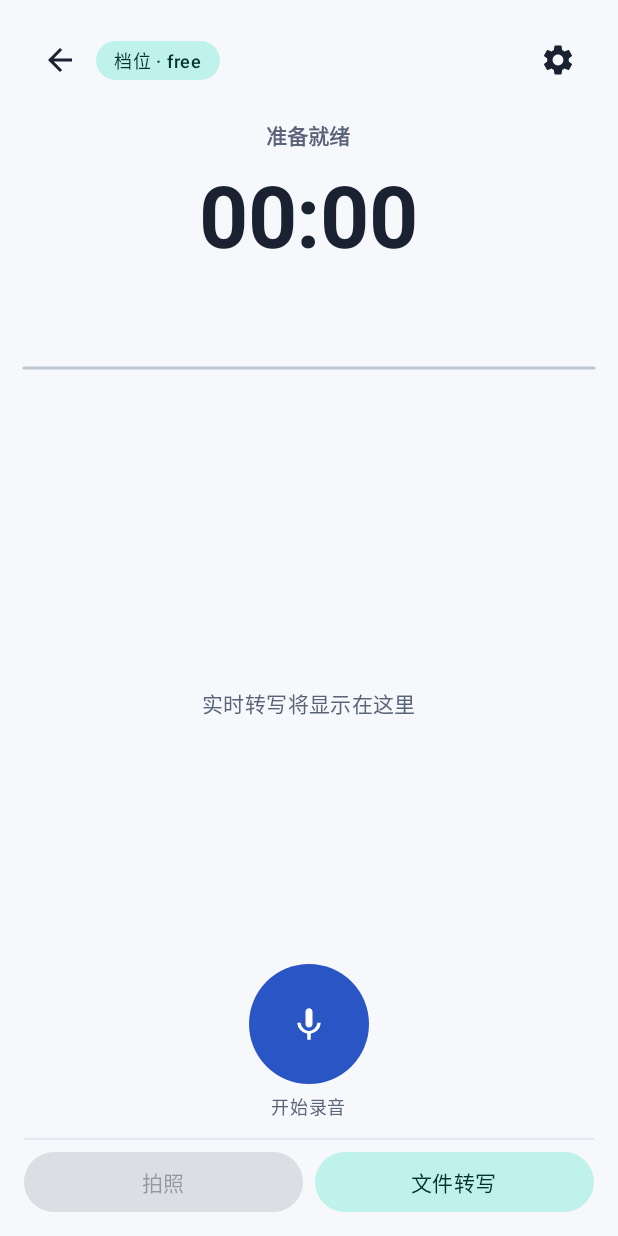
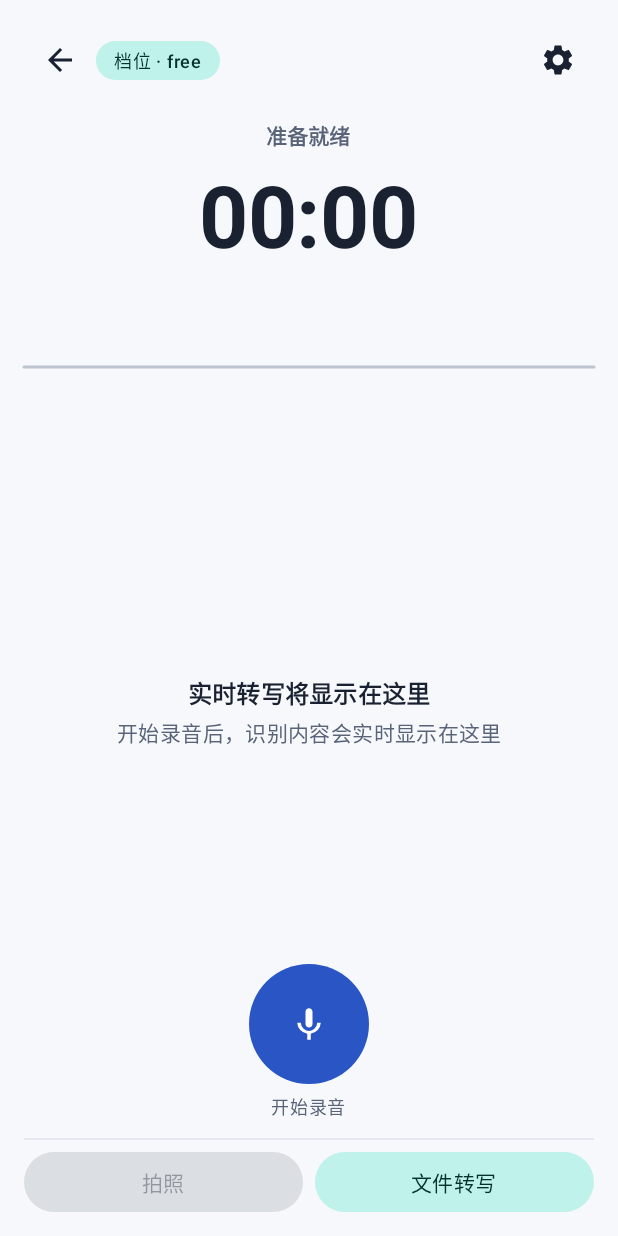
Before and after one commit to hubiantong/ai-recorder-android, an Android app built with Jetpack Compose: the HomeScreen screen opened through its navigation route, after a tap on "开始录音", on a phone screen of 412 x 824 dp. Run offline under Robolectric (Android 15) with nearby library versions, the phone set to English and light mode, and no system bars; our stand-ins replace Room's generated code; pictures from the network do not load.

Commit message:
feat: 添加录音结束防误触确认对话框并重构尺寸间距系统

```diff
--- a/app/src/main/java/com/example/ai_recorder_android/ui/screens/RecordingScreen.kt
+++ b/app/src/main/java/com/example/ai_recorder_android/ui/screens/RecordingScreen.kt
@@ -24,20 +24,28 @@ import androidx.compose.foundation.layout.size
 import androidx.compose.foundation.layout.width
 import androidx.compose.foundation.lazy.LazyColumn
 import androidx.compose.foundation.lazy.items
+import androidx.compose.material3.AlertDialog
+import androidx.compose.material3.ButtonDefaults
 import androidx.compose.material3.FilledTonalButton
 import androidx.compose.material3.Icon
 import androidx.compose.material3.IconButton
 import androidx.compose.material3.MaterialTheme
 import androidx.compose.material3.Surface
 import androidx.compose.material3.Text
+import androidx.compose.material3.TextButton
 import androidx.compose.runtime.Composable
 import androidx.compose.runtime.LaunchedEffect
 import androidx.compose.runtime.collectAsState
 import androidx.compose.runtime.getValue
+import androidx.compose.runtime.mutableStateOf
+import androidx.compose.runtime.saveable.rememberSaveable
+import androidx.compose.runtime.setValue
 import androidx.compose.ui.Alignment
 import androidx.compose.ui.Modifier
+import androidx.compose.ui.platform.LocalConfiguration
 import androidx.compose.ui.platform.LocalContext
 import androidx.compose.ui.res.painterResource
+import androidx.compose.ui.unit.coerceIn
 import androidx.compose.ui.unit.dp
 import androidx.lifecycle.ViewModel
 import androidx.lifecycle.ViewModelProvider
@@ -54,10 +62,12 @@ import com.example.ai_recorder_android.service.RecordingPhase
 import com.example.ai_recorder_android.service.RecordingService
 import com.example.ai_recorder_android.service.RecordingSessionState
 import com.example.ai_recorder_android.ui.components.BrandChip
+import com.example.ai_recorder_android.ui.components.EmptyStateView
 import com.example.ai_recorder_android.ui.components.LabeledCircleButton
 import com.example.ai_recorder_android.ui.components.PulsingDot
 import com.example.ai_recorder_android.ui.components.WaveformView
 import com.example.ai_recorder_android.ui.theme.LocalBrandSemanticColors
+import com.example.ai_recorder_android.ui.theme.Sizes
 import com.example.ai_recorder_android.ui.theme.Spacing
 import com.example.ai_recorder_android.ui.theme.tabularNums
 import java.io.File
@@ -361,6 +371,13 @@ fun RecordingScreen(
     val photoManager = rememberPhotoAttachmentManager()
     val photoController = rememberPhotoCaptureController(photoManager)
 
+    // 结束录音防误触：红色圆钮先弹确认，确认后才真正发送停止命令
+    var showStopConfirm by rememberSaveable { mutableStateOf(false) }
+    // 会话已结束（如服务侧自行完成/出错）时收起弹窗，避免残留失效确认框
+    LaunchedEffect(session.isActive) {
+        if (!session.isActive) showStopConfirm = false
+    }
+
     Column(
         modifier = modifier
             .fillMaxSize()
@@ -403,11 +420,12 @@ fun RecordingScreen(
             waveform = waveform,
         )
 
-        Spacer(modifier = Modifier.height(16.dp))
+        Spacer(modifier = Modifier.height(Spacing.lg))
 
         // 实时转写气泡区（占剩余空间）
         PartialTranscriptList(
             partials = partials,
+            phase = session.phase,
             modifier = Modifier.weight(1f),
         )
 
@@ -417,7 +435,8 @@ fun RecordingScreen(
         RecordingControls(
             session = session,
             onStartClick = { permissionLauncher.launch(Manifest.permission.RECORD_AUDIO) },
-            onStopClick = viewModel::onStopClick,
+            // 结束按钮先弹确认，确认后才发送停止命令
+            onStopClick = { showStopConfirm = true },
             onPauseClick = viewModel::onPauseClick,
             onResumeClick = viewModel::onResumeClick,
         )
@@ -428,7 +447,7 @@ fun RecordingScreen(
         Box(
             modifier = Modifier
                 .fillMaxWidth()
-                .height(1.dp)
+                .height(Spacing.hairline)
                 .background(MaterialTheme.colorScheme.outlineVariant.copy(alpha = 0.4f)),
         )
 
@@ -446,7 +465,7 @@ fun RecordingScreen(
                 contentPadding = PaddingValues(horizontal = Spacing.md, vertical = Spacing.xs),
                 modifier = Modifier
                     .weight(1f)
-                    .height(40.dp),
+                    .height(Sizes.secondaryButtonHeight),
             ) {
                 Text("拍照", style = MaterialTheme.typography.bodyMedium)
             }
@@ -455,12 +474,39 @@ fun RecordingScreen(
                 contentPadding = PaddingValues(horizontal = Spacing.md, vertical = Spacing.xs),
                 modifier = Modifier
                     .weight(1f)
-                    .height(40.dp),
+                    .height(Sizes.secondaryButtonHeight),
             ) {
                 Text("文件转写", style = MaterialTheme.typography.bodyMedium)
             }
         }
         PhotoCaptureResult(controller = photoController, manager = photoManager)
+    }
+
+    // 结束录音确认：明确告知后果（停止保存 + 后台生成笔记），取消键让用户无缝继续
+    if (showStopConfirm) {
+        AlertDialog(
+            onDismissRequest = { showStopConfirm = false },
+            title = { Text("结束录音？") },
+            text = { Text("录音将停止并保存，AI 笔记会在后台自动生成。") },
+            confirmButton = {
+                TextButton(
+                    onClick = {
+                        showStopConfirm = false
+                        viewModel.onStopClick()
+                    },
+                    colors = ButtonDefaults.textButtonColors(
+                        contentColor = MaterialTheme.colorScheme.error,
+                    ),
+                ) {
+                    Text("结束录音")
+                }
+            },
+            dismissButton = {
+                TextButton(onClick = { showStopConfirm = false }) {
+                    Text("继续录音")
+                }
+            },
+        )
     }
 }
 
@@ -479,6 +525,9 @@ private fun RecordingHero(
     val isRecording = session.phase == RecordingPhase.RECORDING
     val isPaused = session.phase == RecordingPhase.PAUSED
     val semantic = LocalBrandSemanticColors.current
+    // 波形高度随屏幕高度缩放（固定值在小屏挤占转写区、大屏又太空），夹取兜底
+    val waveHeight = (LocalConfiguration.current.screenHeightDp * Sizes.waveScreenFraction).dp
+        .coerceIn(Sizes.waveHeightMin, Sizes.waveHeightMax)
     Column(
         modifier = Modifier.fillMaxWidth(),
         horizontalAlignment = Alignment.CenterHorizontally,
@@ -515,7 +564,7 @@ private fun RecordingHero(
             active = isRecording,
             modifier = Modifier
                 .fillMaxWidth()
-                .height(100.dp),
+                .height(waveHeight),
         )
     }
 }
@@ -544,28 +593,25 @@ private fun formatElapsed(ms: Long): String {
     }
 }
 
-/** 实时转写气泡列表：品牌圆角卡片 + 进出场动画；空态显示提示文案。 */
+/** 实时转写气泡列表：品牌圆角卡片 + 进出场动画；空态按录音阶段给出轻量引导。 */
 @Composable
 private fun PartialTranscriptList(
     partials: List<PartialTranscript>,
+    phase: RecordingPhase,
     modifier: Modifier = Modifier,
 ) {
     if (partials.isEmpty()) {
-        Box(
-            modifier = modifier.fillMaxWidth(),
-            contentAlignment = Alignment.Center,
-        ) {
-            Text(
-                text = "实时转写将显示在这里",
-                style = MaterialTheme.typography.bodyMedium,
-                color = MaterialTheme.colorScheme.onSurfaceVariant,
-            )
-        }
+        // 标题固定（Compose 测试断言依赖），描述随阶段变化引导下一步
+        EmptyStateView(
+            title = "实时转写将显示在这里",
+            description = transcriptEmptyHint(phase),
+            modifier = modifier,
+        )
         return
     }
     LazyColumn(
         modifier = modifier.fillMaxWidth(),
-        verticalArrangement = Arrangement.spacedBy(8.dp),
+        verticalArrangement = Arrangement.spacedBy(Spacing.sm),
     ) {
         items(partials, key = { it.id }) { partial ->
             Surface(
@@ -579,11 +625,20 @@ private fun PartialTranscriptList(
                 Text(
                     text = partial.text,
                     style = MaterialTheme.typography.bodyMedium,
-                    modifier = Modifier.padding(horizontal = 12.dp, vertical = 8.dp),
+                    modifier = Modifier.padding(horizontal = Spacing.md, vertical = Spacing.sm),
                 )
             }
         }
     }
+}
+
+/** 转写空态引导文案：按录音阶段告诉用户「现在会发生什么」。 */
+internal fun transcriptEmptyHint(phase: RecordingPhase): String = when (phase) {
+    RecordingPhase.RECORDING -> "正在聆听，开始说话即可实时转写"
+    RecordingPhase.PAUSED -> "已暂停，继续录音后转写将接续"
+    RecordingPhase.STARTING -> "正在启动录音…"
+    RecordingPhase.STOPPING -> "正在保存录音…"
+    else -> "开始录音后，识别内容会实时显示在这里"
 }
 
 /**
@@ -609,7 +664,7 @@ private fun RecordingControls(
     if (session.isActive) {
         Row(
             modifier = Modifier.fillMaxWidth(),
-            horizontalArrangement = Arrangement.spacedBy(40.dp, Alignment.CenterHorizontally),
+            horizontalArrangement = Arrangement.spacedBy(Sizes.controlsGap, Alignment.CenterHorizontally),
             verticalAlignment = Alignment.CenterVertically,
         ) {
             LabeledCircleButton(
@@ -617,7 +672,7 @@ private fun RecordingControls(
                 label = if (canPause) "暂停" else "继续",
                 enabled = canPause || canResume,
                 onClick = if (canPause) onPauseClick else onResumeClick,
-                size = 72.dp,
+                size = Sizes.circlePrimary,
                 containerColor = MaterialTheme.colorScheme.primary,
                 contentColor = MaterialTheme.colorScheme.onPrimary,
             )
@@ -626,7 +681,7 @@ private fun RecordingControls(
                 label = "结束",
                 enabled = canStop,
                 onClick = onStopClick,
-                size = 64.dp,
+                size = Sizes.circleStop,
                 containerColor = MaterialTheme.colorScheme.errorContainer,
                 contentColor = MaterialTheme.colorScheme.onErrorContainer,
             )
@@ -641,7 +696,7 @@ private fun RecordingControls(
                 label = "开始录音",
                 enabled = canStart,
                 onClick = onStartClick,
-                size = 80.dp,
+                size = Sizes.circleStart,
                 containerColor = MaterialTheme.colorScheme.primary,
                 contentColor = MaterialTheme.colorScheme.onPrimary,
             )
--- /dev/null
+++ b/app/src/main/java/com/example/ai_recorder_android/ui/theme/Sizes.kt
@@ -0,0 +1,39 @@
+package com.example.ai_recorder_android.ui.theme
+
+import androidx.compose.ui.unit.Dp
+import androidx.compose.ui.unit.dp
+
+/**
+ * 组件尺寸令牌：控件本身的固有尺寸（间距用 [Spacing]，图标用 [IconSize]）。
+ *
+ * 录音主控圆钮为设计规格尺寸（开始 80 / 暂停↔继续 72 / 结束 64），
+ * 档位差异即层级差异，勿在调用点各自散落字面量。
+ */
+object Sizes {
+    /** 「开始录音」大圆钮。 */
+    val circleStart: Dp = 80.dp
+
+    /** 「暂停 ↔ 继续」主圆钮。 */
+    val circlePrimary: Dp = 72.dp
+
+    /** 「结束」圆钮。 */
+    val circleStop: Dp = 64.dp
+
+    /** 主控圆钮之间的间距。 */
+    val controlsGap: Dp = 40.dp
+
+    /** 次级紧凑按钮（拍照/文件转写）高度。 */
+    val secondaryButtonHeight: Dp = 40.dp
+
+    /** 波形最小高度（小屏兜底）。 */
+    val waveHeightMin: Dp = 72.dp
+
+    /** 波形最大高度（平板/折叠屏封顶）。 */
+    val waveHeightMax: Dp = 120.dp
+
+    /**
+     * 波形高度占屏幕高度比例：0.12 × 屏高，833dp 屏 ≈ 100dp（与历史固定值持平），
+     * 结果经 [Sizes.waveHeightMin]～[Sizes.waveHeightMax] 夹取。
+     */
+    const val waveScreenFraction: Float = 0.12f
+}
--- a/app/src/main/java/com/example/ai_recorder_android/ui/theme/Spacing.kt
+++ b/app/src/main/java/com/example/ai_recorder_android/ui/theme/Spacing.kt
@@ -29,6 +29,9 @@ object Spacing {
 
     /** 紧凑卡片内边距（列表项卡片）。 */
     val cardPadTight: Dp = 12.dp
+
+    /** 细分隔线高度。 */
+    val hairline: Dp = 1.dp
 }
 
 /**
```
